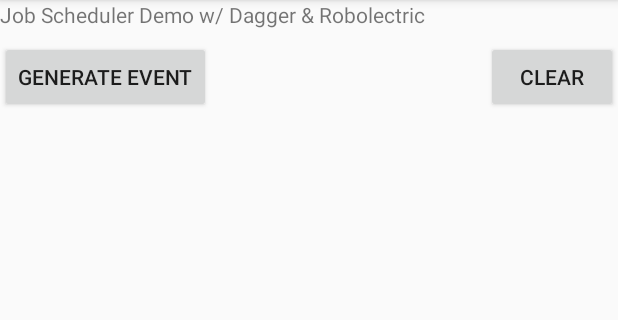
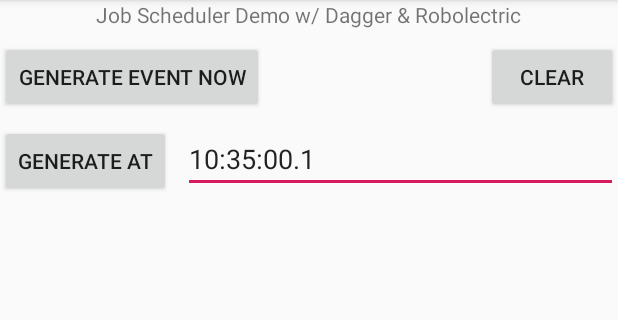
Before and after one commit to ralfoide/misc-exp-public, an Android app: the screen it shows after launch (MainActivity), on a phone screen of 412 x 824 dp, the part 84-404 px from its top. Run offline under Robolectric (Android 15) with nearby library versions, the phone set to English and light mode, and no system bars; our stand-ins replace Dagger/Hilt's generated code, Room's generated code, RxJava; 3 statements that could not run were skipped.

Commit message:
Job demo: Add "Generate At" button + time EditText field + Time picker dialog.

```diff
--- a/android/job-demo/app/src/main/java/com/alfray/jobdemo/activities/MainActivity.java
+++ b/android/job-demo/app/src/main/java/com/alfray/jobdemo/activities/MainActivity.java
@@ -1,10 +1,17 @@
 package com.alfray.jobdemo.activities;
 
+import android.app.Dialog;
+import android.app.TimePickerDialog;
+import android.content.DialogInterface;
 import android.os.Bundle;
+import android.text.format.DateFormat;
 import android.util.Log;
 import android.view.View;
+import android.widget.TextView;
+import android.widget.TimePicker;
 import androidx.annotation.NonNull;
 import androidx.appcompat.app.AppCompatActivity;
+import androidx.fragment.app.DialogFragment;
 import androidx.recyclerview.widget.LinearLayoutManager;
 import androidx.recyclerview.widget.RecyclerView;
 import com.alfray.jobdemo.R;
@@ -13,6 +20,9 @@ import com.alfray.jobdemo.app.EventLog;
 import com.alfray.jobdemo.app.MainApplication;
 
 import javax.inject.Inject;
+import java.time.LocalTime;
+import java.time.format.DateTimeFormatter;
+import java.time.temporal.ChronoUnit;
 
 public class MainActivity extends AppCompatActivity {
     private static final String TAG = MainActivity.class.getSimpleName();
@@ -22,6 +32,8 @@ public class MainActivity extends AppCompatActivity {
     @Inject EventLog mEventLog;
     private RecyclerView mRecyclerView;
     private RecyclerView.AdapterDataObserver mScrollToEndObserver;
+    private TextView mEditTimeLater;
+    private TimePickerFragment mTimePickerFragment;
 
     @Override
     protected void onCreate(Bundle savedInstanceState) {
@@ -36,6 +48,10 @@ public class MainActivity extends AppCompatActivity {
         mRecyclerView = findViewById(R.id.eventsView);
         mRecyclerView.setHasFixedSize(true);
         mRecyclerView.setLayoutManager(new LinearLayoutManager(this));
+
+        mEditTimeLater = findViewById(R.id.editTimeLater);
+        mEditTimeLater.setOnClickListener(this::onEditTimeLater);
+        setTimeLater(LocalTime.now().plus(5, ChronoUnit.MINUTES));
     }
 
     @Override
@@ -84,11 +100,72 @@ public class MainActivity extends AppCompatActivity {
         super.onDestroy();
     }
 
-    public void onGenerateBtnClick(View view) {
+    public void onGenerateNowBtnClick(View view) {
         DemoJobService.scheduleJob(this);
     }
 
     public void onClearBtnClick(View view) {
         mEventLog.clear();
     }
+
+    public void onGenerateLaterBtnClick(View view) {
+    }
+
+    private void onEditTimeLater(View view) {
+        if (mTimePickerFragment == null) {
+            mTimePickerFragment = new TimePickerFragment(mEditTimeLater.getTag());
+            mTimePickerFragment.show(getSupportFragmentManager(), "timePicker");
+        }
+    }
+
+    private void setTimeLater(LocalTime localTime) {
+        Log.d(TAG, "@@ setTimeLater " + localTime);
+        mTimePickerFragment = null;
+        if (localTime != null) {
+            mEditTimeLater.setTag(localTime);
+            mEditTimeLater.setText(localTime.format(DateTimeFormatter.ISO_LOCAL_TIME));
+        }
+    }
+
+    /**
+     * Time picker dialog-fragment. Invokes {@code setTimeLater} in activity on done, either with
+     * a time (when set) or null (when dismissed).
+     */
+    public static class TimePickerFragment extends DialogFragment
+            implements TimePickerDialog.OnTimeSetListener {
+        private final LocalTime mOriginalTime;
+
+        public TimePickerFragment(Object originalTime) {
+            mOriginalTime = originalTime instanceof LocalTime ? (LocalTime) originalTime : null;
+        }
+
+        @Override
+        public Dialog onCreateDialog(Bundle savedInstanceState) {
+            LocalTime time = mOriginalTime != null ? mOriginalTime : LocalTime.now();
+            int hour = time.getHour();
+            int minute = time.getMinute();
+
+            Log.d(TAG, "@@ TimePickerFragment for " + hour + ":" + minute);
+            return new TimePickerDialog(getActivity(), this, hour, minute,
+                    DateFormat.is24HourFormat(getActivity()));
+        }
+
+        @Override
+        public void onDismiss(@NonNull DialogInterface dialog) {
+            Log.d(TAG, "@@ TimePickerFragment.onDismiss");
+            super.onDismiss(dialog);
+            if (getActivity() instanceof MainActivity) {
+                ((MainActivity) getActivity()).setTimeLater(null);
+            }
+        }
+
+        public void onTimeSet(TimePicker view, int hourOfDay, int minute) {
+            LocalTime time = LocalTime.of(hourOfDay, minute);
+            Log.d(TAG, "@@ TimePickerFragment.onTimeSet for " + hourOfDay + ":" + minute);
+            if (getActivity() instanceof MainActivity) {
+                ((MainActivity) getActivity()).setTimeLater(time);
+            }
+        }
+    }
+
 }
--- /dev/null
+++ b/android/job-demo/app/src/main/java/com/alfray/jobdemo/activities/TimeEditText.java
@@ -0,0 +1,37 @@
+package com.alfray.jobdemo.activities;
+
+import android.content.Context;
+import android.text.method.MovementMethod;
+import android.util.AttributeSet;
+import androidx.appcompat.widget.AppCompatEditText;
+
+public class TimeEditText extends AppCompatEditText {
+    public TimeEditText(Context context) {
+        super(context);
+    }
+
+    public TimeEditText(Context context, AttributeSet attrs) {
+        super(context, attrs);
+    }
+
+    public TimeEditText(Context context, AttributeSet attrs, int defStyleAttr) {
+        super(context, attrs, defStyleAttr);
+    }
+
+    @Override
+    protected void onSelectionChanged(int selStart, int selEnd) {
+        setSelected(false);
+        setSelection(this.length());
+        callOnClick();
+    }
+
+    @Override
+    protected boolean getDefaultEditable() {
+        return false;
+    }
+
+    @Override
+    protected MovementMethod getDefaultMovementMethod() {
+        return null;
+    }
+}
--- a/android/job-demo/app/src/main/res/layout/activity_main.xml
+++ b/android/job-demo/app/src/main/res/layout/activity_main.xml
@@ -12,16 +12,39 @@
             android:layout_width="wrap_content"
             android:layout_height="wrap_content"
             android:text="Job Scheduler Demo w/ Dagger &amp; Robolectric"
+            android:layout_centerHorizontal="true"
             />
 
     <Button
-            android:id="@+id/generateBtn"
-            android:onClick="onGenerateBtnClick"
+            android:id="@+id/genNowBtn"
+            android:onClick="onGenerateNowBtnClick"
             android:layout_width="wrap_content"
             android:layout_height="wrap_content"
             android:layout_below="@id/text"
             android:layout_marginTop="8dp"
-            android:text="Generate Event"
+            android:text="Generate Event Now"
+            />
+
+    <Button
+            android:id="@+id/genLaterBtn"
+            android:onClick="onGenerateLaterBtnClick"
+            android:layout_width="wrap_content"
+            android:layout_height="wrap_content"
+            android:layout_below="@id/genNowBtn"
+            android:layout_marginTop="8dp"
+            android:text="Generate At"
+            />
+
+    <com.alfray.jobdemo.activities.TimeEditText
+            android:id="@+id/editTimeLater"
+            android:layout_width="match_parent"
+            android:layout_height="wrap_content"
+            android:layout_alignBaseline="@id/genLaterBtn"
+            android:layout_toEndOf="@id/genLaterBtn"
+            android:layout_marginStart="8dp"
+            android:hint="Tap here to enter time"
+            android:inputType="datetime"
+            tools:text="Timestamp"
             />
 
     <Button
@@ -29,7 +52,7 @@
             android:onClick="onClearBtnClick"
             android:layout_width="wrap_content"
             android:layout_height="wrap_content"
-            android:layout_alignBaseline="@id/generateBtn"
+            android:layout_alignBaseline="@id/genNowBtn"
             android:layout_alignParentEnd="true"
             android:text="Clear"
             />
@@ -38,7 +61,7 @@
             android:id="@+id/eventsView"
             android:layout_width="match_parent"
             android:layout_height="match_parent"
-            android:layout_below="@+id/generateBtn"
+            android:layout_below="@+id/genLaterBtn"
             android:layout_marginTop="8dp"
             />
 
```
